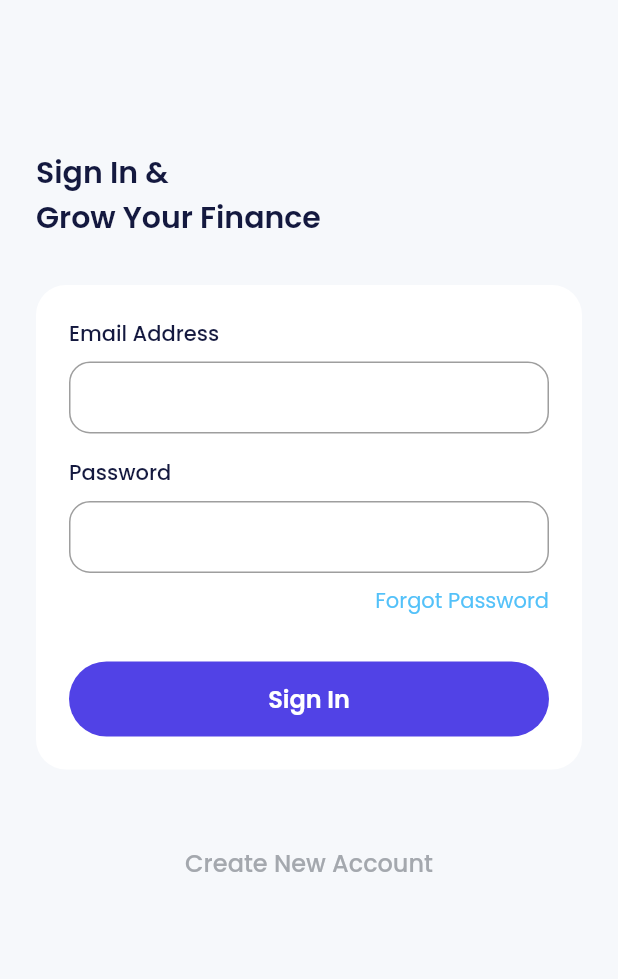
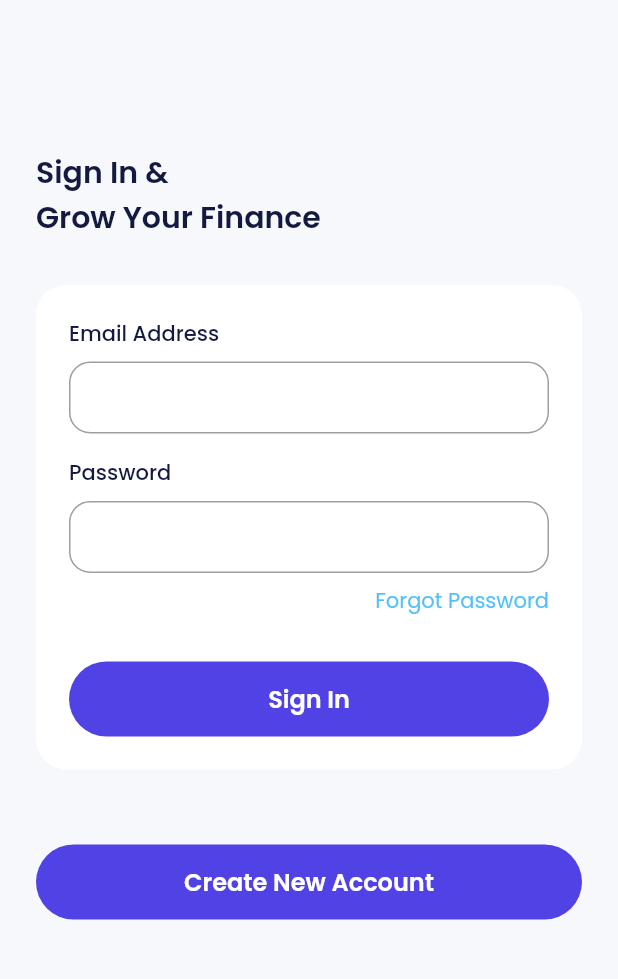
Before and after one commit to abdulazizpermana/bank_sha, a Flutter app: the SignInPage screen opened directly, on a phone screen of 412 x 824 dp, the part 225-1204 px from its top. Run offline on Flutter 3.47's test engine with Material 2 defaults, Android fonts, the phone set to English and light mode, and no system bars; our stand-ins replace carousel_slider, google_fonts.

Commit message:
Added: custom widget & route

```diff
--- a/lib/main.dart
+++ b/lib/main.dart
@@ -1,5 +1,6 @@
+import 'package:bank_sha/pages/onboarding_page.dart';
+import 'package:bank_sha/pages/signin_page.dart';
 import 'package:flutter/material.dart';
-
 import 'pages/splash_page.dart';
 
 void main() {
@@ -10,9 +11,13 @@ class MyApp extends StatelessWidget {
   const MyApp({super.key});
   @override
   Widget build(BuildContext context) {
-    return const MaterialApp(
+    return MaterialApp(
       debugShowCheckedModeBanner: false,
-      home: SplashPage(),
+      routes: {
+        '/': (context) => const SplashPage(),
+        '/onboarding': (context) => const OnboardingPage(),
+        '/sign-in': (context) => const SignInPage(),
+      },
     );
   }
 }
--- a/lib/pages/onboarding_page.dart
+++ b/lib/pages/onboarding_page.dart
@@ -2,6 +2,8 @@ import 'package:bank_sha/pages/signin_page.dart';
 import 'package:bank_sha/shared/theme.dart';
 import 'package:carousel_slider/carousel_slider.dart';
 import 'package:flutter/material.dart';
+
+import '../widgets/buttons.dart';
 
 class OnboardingPage extends StatefulWidget {
   const OnboardingPage({super.key});
@@ -129,11 +131,9 @@ class _OnboardingPageState extends State<OnboardingPage> {
                               height: 24,
                               child: TextButton(
                                 onPressed: () {
-                                  Navigator.push(
+                                  Navigator.pushNamed(
                                     context,
-                                    MaterialPageRoute(
-                                      builder: (context) => const SignInPage(),
-                                    ),
+                                    '/sign-in',
                                   );
                                 },
                                 style: TextButton.styleFrom(
@@ -185,6 +185,13 @@ class _OnboardingPageState extends State<OnboardingPage> {
                               ),
                             ),
                             const Spacer(),
+                            CustomButtonFilled(
+                                title: 'Continue',
+                                width: 150,
+                                height: 50,
+                                onPressed: () {
+                                  carouselController.nextPage();
+                                }),
                             SizedBox(
                               width: 150,
                               height: 50,
--- a/lib/pages/signin_page.dart
+++ b/lib/pages/signin_page.dart
@@ -1,5 +1,8 @@
 import 'package:bank_sha/shared/theme.dart';
+import 'package:bank_sha/widgets/buttons.dart';
 import 'package:flutter/material.dart';
+
+import '../widgets/custom_form.dart';
 
 class SignInPage extends StatefulWidget {
   const SignInPage({super.key});
@@ -42,7 +45,7 @@ class _SignInPageState extends State<SignInPage> {
             height: 30,
           ),
           Container(
-            padding: EdgeInsets.all(22),
+            padding: const EdgeInsets.all(22),
             decoration: BoxDecoration(
               borderRadius: BorderRadius.circular(20),
               color: whiteColor,
@@ -51,57 +54,15 @@ class _SignInPageState extends State<SignInPage> {
               // NOTE EMAIL INPUT
               crossAxisAlignment: CrossAxisAlignment.start,
               children: [
-                Column(
-                  crossAxisAlignment: CrossAxisAlignment.start,
-                  children: [
-                    Text(
-                      'Email Address',
-                      style: blackTextStyle.copyWith(
-                        fontWeight: medium,
-                      ),
-                    ),
-                    const SizedBox(
-                      height: 8,
-                    ),
-                    TextFormField(
-                      decoration: InputDecoration(
-                        border: OutlineInputBorder(
-                          borderRadius: BorderRadius.circular(
-                            14,
-                          ),
-                        ),
-                        contentPadding: const EdgeInsets.all(12),
-                      ),
-                    ),
-                  ],
+                const CustomFormField(
+                  title: 'Email Address',
                 ),
                 const SizedBox(
                   height: 16,
                 ),
-                Column(
-                  crossAxisAlignment: CrossAxisAlignment.start,
-                  children: [
-                    Text(
-                      'Password',
-                      style: blackTextStyle.copyWith(
-                        fontWeight: medium,
-                      ),
-                    ),
-                    const SizedBox(
-                      height: 8,
-                    ),
-                    TextFormField(
-                      obscureText: true,
-                      decoration: InputDecoration(
-                        border: OutlineInputBorder(
-                          borderRadius: BorderRadius.circular(
-                            14,
-                          ),
-                        ),
-                        contentPadding: const EdgeInsets.all(12),
-                      ),
-                    ),
-                  ],
+                const CustomFormField(
+                  title: 'Password',
+                  obscuretext: true,
                 ),
                 const SizedBox(
                   height: 8,
@@ -116,48 +77,20 @@ class _SignInPageState extends State<SignInPage> {
                 const SizedBox(
                   height: 30,
                 ),
-                SizedBox(
-                  width: double.infinity,
-                  height: 50,
-                  child: TextButton(
-                    onPressed: () {
-                      // carouselController.nextPage();
-                    },
-                    style: TextButton.styleFrom(
-                        backgroundColor: purpleColor,
-                        shape: RoundedRectangleBorder(
-                            borderRadius: BorderRadius.circular(56))),
-                    child: Text(
-                      'Sign In',
-                      style: whiteTextStyle.copyWith(
-                        fontSize: 16,
-                        fontWeight: semiBold,
-                      ),
-                    ),
-                  ),
-                ),
+                CustomButtonFilled(
+                  title: 'Sign In',
+                  onPressed: () {},
+                )
               ],
             ),
           ),
           const SizedBox(
             height: 50,
           ),
-          SizedBox(
-            width: double.infinity,
-            height: 24,
-            child: TextButton(
-              onPressed: () {},
-              style: TextButton.styleFrom(
-                padding: EdgeInsets.zero,
-              ),
-              child: Text(
-                'Create New Account',
-                style: greyTextStyle.copyWith(
-                  fontSize: 16,
-                ),
-              ),
-            ),
-          ),
+          CustomTextButton(
+            title: 'Create New Account',
+            onPressed: () {},
+          )
         ],
       ),
     );
--- a/lib/pages/splash_page.dart
+++ b/lib/pages/splash_page.dart
@@ -17,12 +17,7 @@ class _SplashPageState extends State<SplashPage> {
     // TODO: implement initState
     super.initState();
     Timer(const Duration(seconds: 2), () {
-      Navigator.push(
-        context,
-        MaterialPageRoute(
-          builder: (context) => const OnboardingPage(),
-        ),
-      );
+      Navigator.pushNamed(context, '/onboarding');
     });
   }
 
--- /dev/null
+++ b/lib/widgets/buttons.dart
@@ -0,0 +1,76 @@
+import 'package:flutter/material.dart';
+
+import '../shared/theme.dart';
+
+class CustomButtonFilled extends StatelessWidget {
+  final String title;
+  final double width;
+  final double height;
+  final VoidCallback? onPressed;
+
+  const CustomButtonFilled({
+    super.key,
+    required this.title,
+    this.width = double.infinity,
+    this.height = 50,
+    this.onPressed,
+  });
+
+  @override
+  Widget build(BuildContext context) {
+    return SizedBox(
+      width: width,
+      height: height,
+      child: TextButton(
+        onPressed: onPressed,
+        style: TextButton.styleFrom(
+            backgroundColor: purpleColor,
+            shape: RoundedRectangleBorder(
+                borderRadius: BorderRadius.circular(56))),
+        child: Text(
+          title,
+          style: whiteTextStyle.copyWith(
+            fontSize: 16,
+            fontWeight: semiBold,
+          ),
+        ),
+      ),
+    );
+  }
+}
+
+class CustomTextButton extends StatelessWidget {
+  final String title;
+  final double width;
+  final double height;
+  final VoidCallback? onPressed;
+  const CustomTextButton({
+    super.key,
+    required this.title,
+    this.width = double.infinity,
+    this.height = 50,
+    this.onPressed,
+  });
+
+  @override
+  Widget build(BuildContext context) {
+    return SizedBox(
+      width: width,
+      height: height,
+      child: TextButton(
+        onPressed: onPressed,
+        style: TextButton.styleFrom(
+            backgroundColor: purpleColor,
+            shape: RoundedRectangleBorder(
+                borderRadius: BorderRadius.circular(56))),
+        child: Text(
+          title,
+          style: whiteTextStyle.copyWith(
+            fontSize: 16,
+            fontWeight: semiBold,
+          ),
+        ),
+      ),
+    );
+  }
+}
--- /dev/null
+++ b/lib/widgets/custom_form.dart
@@ -0,0 +1,45 @@
+import 'package:flutter/material.dart';
+
+import '../shared/theme.dart';
+
+class CustomFormField extends StatelessWidget {
+  final String title;
+  final bool obscuretext;
+  final TextEditingController? controller;
+  const CustomFormField({
+    super.key,
+    required this.title,
+    this.obscuretext = false,
+    this.controller,
+  });
+
+  @override
+  Widget build(BuildContext context) {
+    return Column(
+      crossAxisAlignment: CrossAxisAlignment.start,
+      children: [
+        Text(
+          title,
+          style: blackTextStyle.copyWith(
+            fontWeight: medium,
+          ),
+        ),
+        const SizedBox(
+          height: 8,
+        ),
+        TextFormField(
+          obscureText: obscuretext,
+          controller: controller,
+          decoration: InputDecoration(
+            border: OutlineInputBorder(
+              borderRadius: BorderRadius.circular(
+                14,
+              ),
+            ),
+            contentPadding: const EdgeInsets.all(12),
+          ),
+        ),
+      ],
+    );
+  }
+}
```
